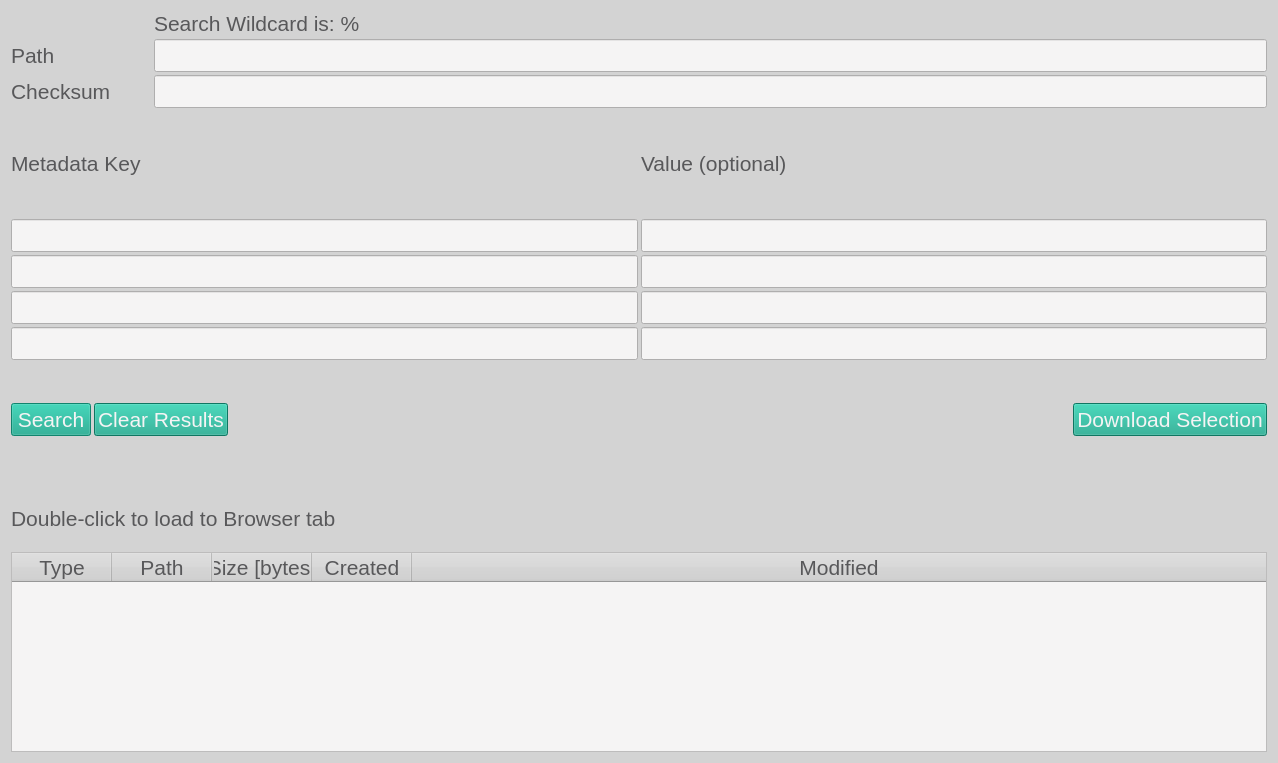
First picture: the form in ibridgesgui/ui_files/tabSearch.ui, repository iBridges-for-iRODS/iBridges-GUI, before the edit.
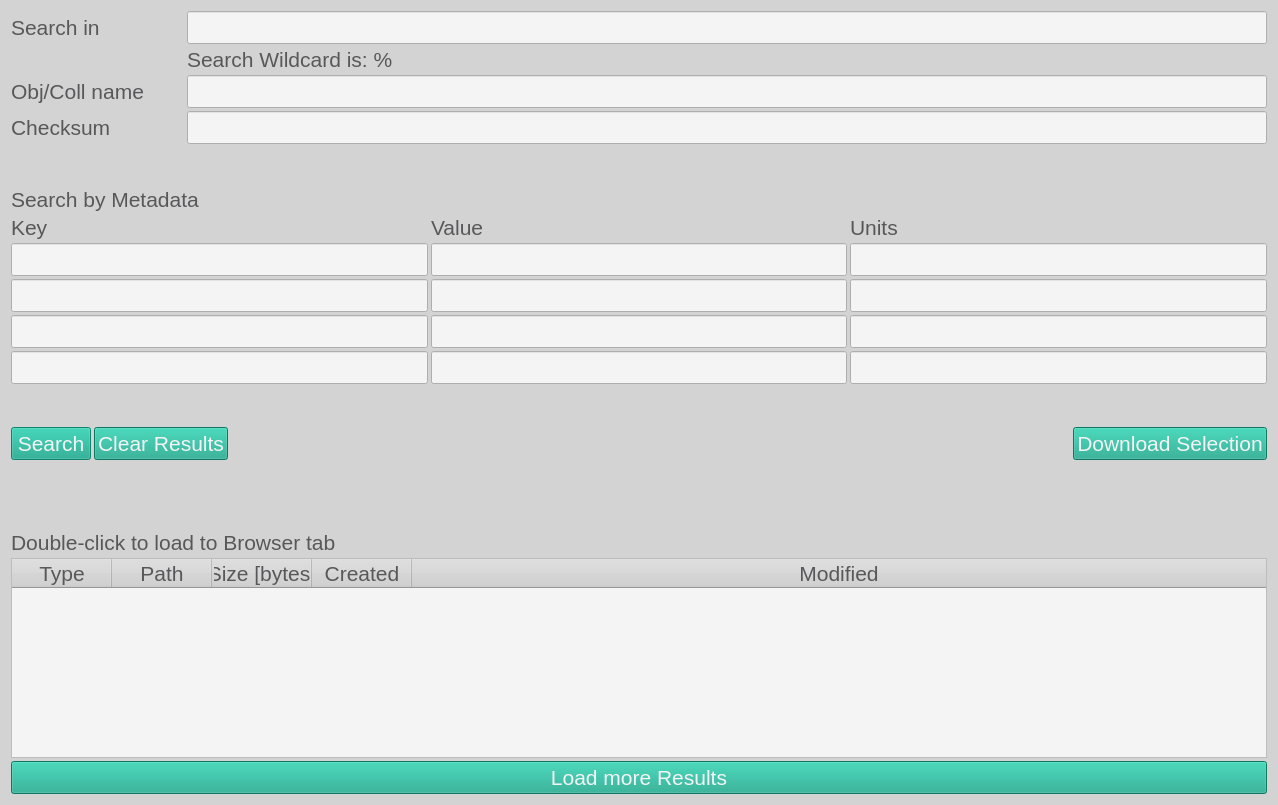
Second picture: the form after the edit.

Commit message: first round of adjustment to new search

Patch:
```diff
--- a/ibridgesgui/ui_files/tabSearch.ui
+++ b/ibridgesgui/ui_files/tabSearch.ui
@@ -59,136 +59,144 @@
     <layout class="QVBoxLayout" name="verticalLayout">
      <item>
       <layout class="QGridLayout" name="gridLayout_2">
-       <item row="0" column="0">
-        <spacer name="verticalSpacer_4">
-         <property name="orientation">
-          <enum>Qt::Vertical</enum>
-         </property>
-         <property name="sizeHint" stdset="0">
-          <size>
-           <width>20</width>
-           <height>40</height>
-          </size>
-         </property>
-        </spacer>
-       </item>
        <item row="2" column="2">
-        <widget class="QLineEdit" name="checksum_field"/>
+        <widget class="QLineEdit" name="path_pattern_field"/>
        </item>
-       <item row="1" column="0">
+       <item row="2" column="0">
         <widget class="QLabel" name="label_3">
          <property name="text">
-          <string>Path</string>
+          <string>Obj/Coll name</string>
          </property>
         </widget>
        </item>
-       <item row="1" column="2">
-        <widget class="QLineEdit" name="path_field"/>
+       <item row="1" column="0">
+        <spacer name="verticalSpacer_4">
+         <property name="orientation">
+          <enum>Qt::Vertical</enum>
+         </property>
+         <property name="sizeHint" stdset="0">
+          <size>
+           <width>20</width>
+           <height>40</height>
+          </size>
+         </property>
+        </spacer>
        </item>
-       <item row="2" column="0">
+       <item row="2" column="1">
+        <spacer name="horizontalSpacer_2">
+         <property name="orientation">
+          <enum>Qt::Horizontal</enum>
+         </property>
+         <property name="sizeType">
+          <enum>QSizePolicy::Fixed</enum>
+         </property>
+         <property name="sizeHint" stdset="0">
+          <size>
+           <width>40</width>
+           <height>20</height>
+          </size>
+         </property>
+        </spacer>
+       </item>
+       <item row="3" column="0">
         <widget class="QLabel" name="label_5">
          <property name="text">
           <string>Checksum</string>
          </property>
         </widget>
        </item>
-       <item row="0" column="2">
+       <item row="3" column="2">
+        <widget class="QLineEdit" name="checksum_field"/>
+       </item>
+       <item row="1" column="2">
         <widget class="QLabel" name="label_6">
          <property name="text">
           <string>Search Wildcard is: %</string>
          </property>
         </widget>
        </item>
-       <item row="1" column="1">
-        <spacer name="horizontalSpacer_2">
-         <property name="orientation">
-          <enum>Qt::Horizontal</enum>
+       <item row="0" column="0">
+        <widget class="QLabel" name="label_2">
+         <property name="text">
+          <string>Search in</string>
          </property>
-         <property name="sizeType">
-          <enum>QSizePolicy::Fixed</enum>
-         </property>
-         <property name="sizeHint" stdset="0">
-          <size>
-           <width>40</width>
-           <height>20</height>
-          </size>
-         </property>
-        </spacer>
+        </widget>
+       </item>
+       <item row="0" column="2">
+        <widget class="QLineEdit" name="search_path_field"/>
        </item>
       </layout>
      </item>
      <item>
       <layout class="QGridLayout" name="gridLayout">
+       <item row="4" column="0">
+        <widget class="QLineEdit" name="key2"/>
+       </item>
+       <item row="5" column="0">
+        <widget class="QLineEdit" name="key3"/>
+       </item>
+       <item row="0" column="0">
+        <spacer name="verticalSpacer">
+         <property name="orientation">
+          <enum>Qt::Vertical</enum>
+         </property>
+         <property name="sizeType">
+          <enum>QSizePolicy::Fixed</enum>
+         </property>
+         <property name="sizeHint" stdset="0">
+          <size>
+           <width>20</width>
+           <height>40</height>
+          </size>
+         </property>
+        </spacer>
+       </item>
+       <item row="1" column="0">
+        <widget class="QLabel" name="label1">
+         <property name="text">
+          <string>Search by Metadata</string>
+         </property>
+        </widget>
+       </item>
        <item row="5" column="1">
         <widget class="QLineEdit" name="val3"/>
        </item>
-       <item row="6" column="0">
-        <widget class="QLineEdit" name="key4"/>
-       </item>
        <item row="2" column="0">
-        <spacer name="verticalSpacer_5">
-         <property name="orientation">
-          <enum>Qt::Vertical</enum>
+        <widget class="QLabel" name="label_4">
+         <property name="text">
+          <string>Key</string>
          </property>
-         <property name="sizeType">
-          <enum>QSizePolicy::Fixed</enum>
-         </property>
-         <property name="sizeHint" stdset="0">
-          <size>
-           <width>20</width>
-           <height>40</height>
-          </size>
-         </property>
-        </spacer>
+        </widget>
        </item>
        <item row="3" column="1">
         <widget class="QLineEdit" name="val1"/>
        </item>
-       <item row="4" column="0">
-        <widget class="QLineEdit" name="key2"/>
-       </item>
-       <item row="0" column="0">
-        <spacer name="verticalSpacer">
-         <property name="orientation">
-          <enum>Qt::Vertical</enum>
-         </property>
-         <property name="sizeType">
-          <enum>QSizePolicy::Fixed</enum>
-         </property>
-         <property name="sizeHint" stdset="0">
-          <size>
-           <width>20</width>
-           <height>40</height>
-          </size>
-         </property>
-        </spacer>
+       <item row="4" column="1">
+        <widget class="QLineEdit" name="val2"/>
        </item>
        <item row="6" column="1">
         <widget class="QLineEdit" name="val4"/>
        </item>
+       <item row="2" column="2">
+        <widget class="QLabel" name="label_7">
+         <property name="text">
+          <string>Units</string>
+         </property>
+        </widget>
+       </item>
+       <item row="6" column="0">
+        <widget class="QLineEdit" name="key4"/>
+       </item>
        <item row="3" column="0">
         <widget class="QLineEdit" name="key1"/>
        </item>
-       <item row="1" column="1">
+       <item row="2" column="1">
         <widget class="QLabel" name="label">
          <property name="text">
-          <string>Value (optional)</string>
+          <string>Value</string>
          </property>
         </widget>
        </item>
-       <item row="1" column="0">
-        <widget class="QLabel" name="label1">
-         <property name="text">
-          <string>Metadata Key</string>
-         </property>
-        </widget>
-       </item>
-       <item row="5" column="0">
-        <widget class="QLineEdit" name="key3"/>
-       </item>
-       <item row="4" column="1">
-        <widget class="QLineEdit" name="val2"/>
-       </item>
        <item row="7" column="0">
         <spacer name="verticalSpacer_6">
          <property name="orientation">
@@ -205,6 +213,18 @@
          </property>
         </spacer>
        </item>
+       <item row="3" column="2">
+        <widget class="QLineEdit" name="units1"/>
+       </item>
+       <item row="4" column="2">
+        <widget class="QLineEdit" name="units2"/>
+       </item>
+       <item row="5" column="2">
+        <widget class="QLineEdit" name="units3"/>
+       </item>
+       <item row="6" column="2">
+        <widget class="QLineEdit" name="units4"/>
+       </item>
       </layout>
      </item>
      <item>
@@ -394,6 +414,13 @@
      </column>
     </widget>
    </item>
+   <item>
+    <widget class="QPushButton" name="load_more_button">
+     <property name="text">
+      <string>Load more Results</string>
+     </property>
+    </widget>
+   </item>
   </layout>
  </widget>
  <resources/>
```
The commit also changes 4 other files.
